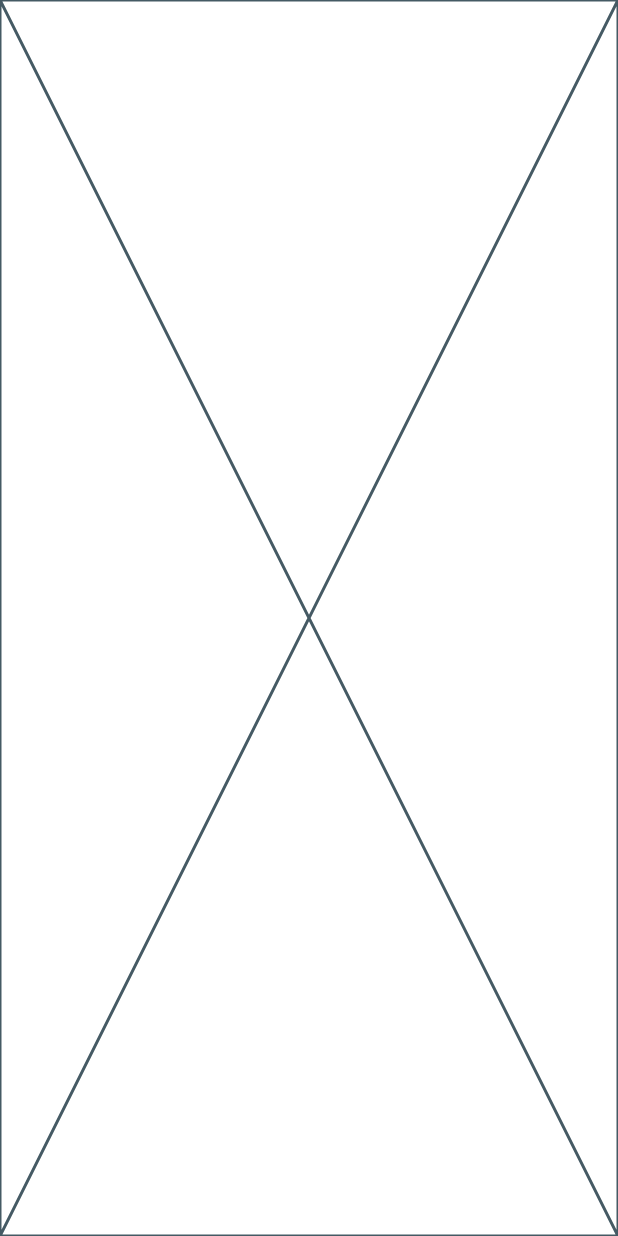
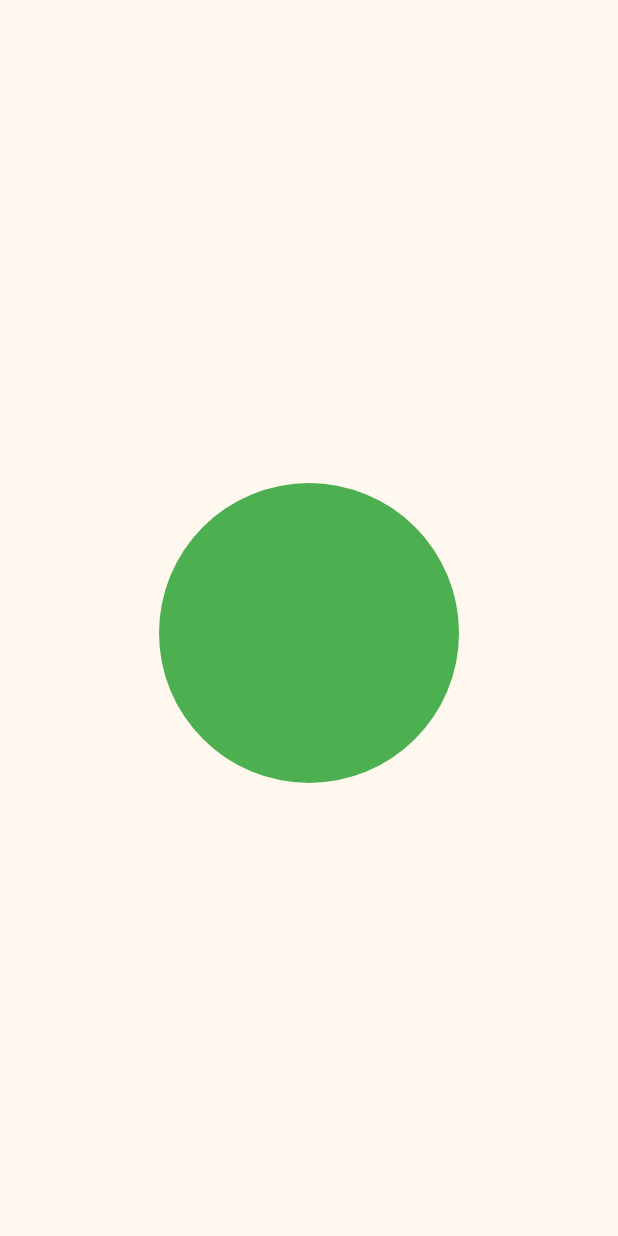
Before and after one commit to afnan923/-KB1179-1123150074-uts-, a Flutter app: the screen it shows after launch, on a phone screen of 412 x 824 dp. Run offline on Flutter 3.47's test engine with Material 3 defaults, Android fonts, the phone set to English and light mode, and no system bars.

Commit message:
create image box

```diff
--- a/lib/screen/splash_screen_1.dart
+++ b/lib/screen/splash_screen_1.dart
@@ -6,6 +6,23 @@ class MySplashScreen extends StatelessWidget {
 
   @override
   Widget build(BuildContext context) {
-    return const Placeholder();
+    return Scaffold(
+      body: Center(
+        child: Column(
+          mainAxisAlignment: MainAxisAlignment.center,
+          children: [
+            SizedBox(height: 20,),
+            Container(
+              height: 200,
+              width: 200,
+              decoration: BoxDecoration(
+                color: Colors.green,
+                shape: BoxShape.circle,
+              ),
+            ),
+          ],
+        ),
+      ),
+    );
   }
 }
```
